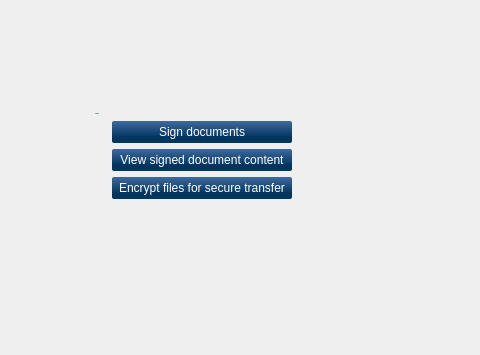
Old version of the form client/ui/MainWindow.ui in the repository open-eid/qdigidoc; both pictures show x 0 to 480 and y 197 to 552 of the 650 by 552 pixel window.
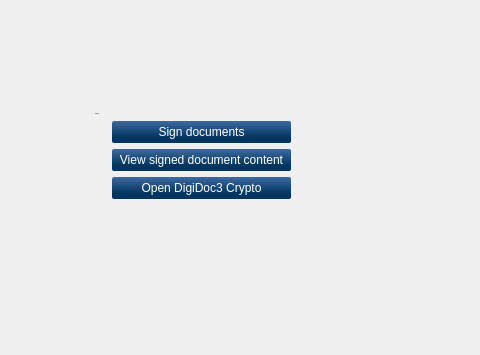
New version of the form. Icons and pictures are not drawn. Custom widgets are drawn as their Qt base class.

Commit message:
change button text
Ticket: #22798

What changed in the file:
```diff
--- a/client/ui/MainWindow.ui
+++ b/client/ui/MainWindow.ui
@@ -588,7 +588,7 @@
             <item row="3" column="1">
              <widget class="QPushButton" name="homeCrypt">
               <property name="text">
-               <string>Encrypt files for secure transfer</string>
+               <string>Open DigiDoc3 Crypto</string>
               </property>
               <attribute name="buttonGroup">
                <string notr="true">buttonGroup</string>
```
The commit also changes 6 other files.
